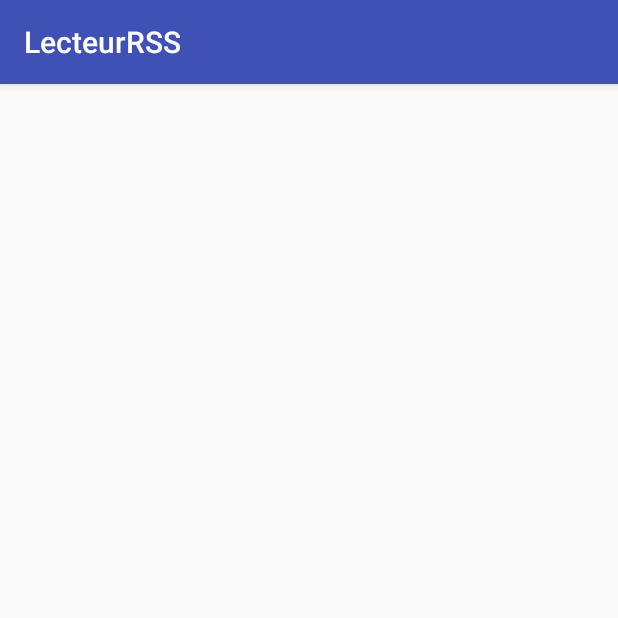
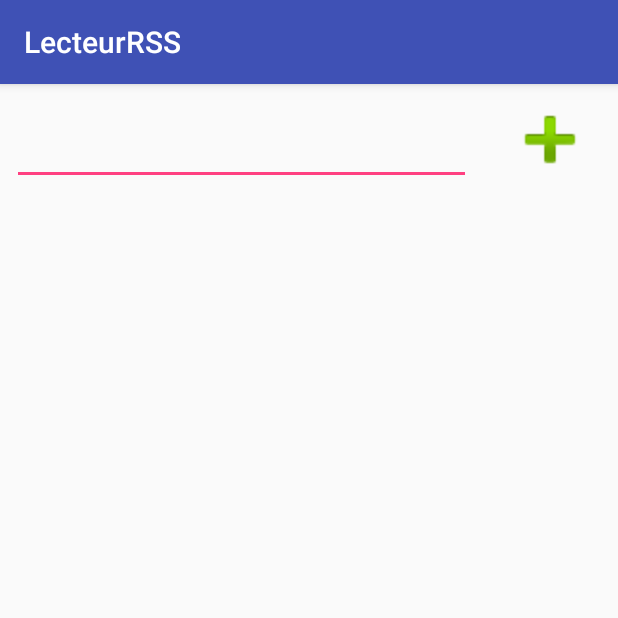
Before and after one commit to 420-GEP-HY/tp2-monsieur-sockhead, an Android app: the screen it shows after launch (MainActivity), on a phone screen of 412 x 824 dp, the top half of it. Run offline under Robolectric (Android 15) with nearby library versions, the phone set to English and light mode, and no system bars.

```diff
--- a/app/src/main/java/com/tp2/lecteurrss/MainActivity.java
+++ b/app/src/main/java/com/tp2/lecteurrss/MainActivity.java
@@ -1,13 +1,106 @@
 package com.tp2.lecteurrss;
 
+import android.content.Context;
 import android.support.v7.app.AppCompatActivity;
 import android.os.Bundle;
+import android.view.View;
+import android.widget.AdapterView;
+import android.widget.ArrayAdapter;
+import android.widget.Button;
+import android.widget.EditText;
+import android.widget.ListView;
+
+import org.xml.sax.SAXException;
+
+import java.io.FileInputStream;
+import java.io.FileNotFoundException;
+import java.io.FileOutputStream;
+import java.io.IOException;
+import java.io.ObjectInputStream;
+import java.io.ObjectOutputStream;
+import java.util.ArrayList;
+
+import javax.xml.parsers.ParserConfigurationException;
 
 public class MainActivity extends AppCompatActivity {
+
+    ArrayList<SiteRSS> mesDonnees;
+    ListView listView;
+    Button btnAjouter;
+    EditText txtUrl;
 
     @Override
     protected void onCreate(Bundle savedInstanceState) {
         super.onCreate(savedInstanceState);
         setContentView(R.layout.activity_main);
+
+        btnAjouter = findViewById(R.id.btnAddRSS);
+        listView = findViewById(R.id.lstView);
+        txtUrl = findViewById(R.id.txtUrl);
+
+        btnAjouter.setOnClickListener(new View.OnClickListener() {
+            @Override
+            public void onClick(View v) {
+               /* try {
+                    SiteRSS nouveauSite = new SiteRSS(txtUrl.getText().toString());
+                } catch (IOException e) {
+                    e.printStackTrace();
+                } catch (ParserConfigurationException e) {
+                    e.printStackTrace();
+                } catch (SAXException e) {
+                    e.printStackTrace();
+                }*/
+                //Ligne de test
+                SiteRSS nouveauSite = new SiteRSS(txtUrl.getText().toString(),10);
+
+                mesDonnees.add(nouveauSite);
+
+                updateAdapter();
+            }
+        });
+    }
+
+    @Override
+    protected void onResume() {
+        super.onResume();
+        ArrayList<SiteRSS>  mondata = new ArrayList<SiteRSS>();
+        mesDonnees = new ArrayList<SiteRSS>();
+        try {
+            FileInputStream fis = getApplicationContext().openFileInput("MesDonnees");
+            ObjectInputStream is = new ObjectInputStream(fis);
+            mondata = (ArrayList<SiteRSS>) is.readObject();
+            for(SiteRSS site:mondata){
+                mesDonnees.add(site);
+            }
+        } catch (FileNotFoundException e) {
+            e.printStackTrace();
+        } catch (IOException e) {
+            e.printStackTrace();
+        } catch (ClassNotFoundException e) {
+            e.printStackTrace();
+        }
+
+        updateAdapter();
+    }
+
+    @Override
+    protected void onPause() {
+        super.onPause();
+
+        try {
+            FileOutputStream fos = getApplicationContext().openFileOutput("MesDonnees", Context.MODE_PRIVATE);
+            ObjectOutputStream od = new ObjectOutputStream(fos);
+            od.writeObject(mesDonnees);
+        } catch (FileNotFoundException e) {
+            e.printStackTrace();
+        } catch (IOException e) {
+            e.printStackTrace();
+        }
+    }
+
+    private void updateAdapter(){
+        ArrayAdapter<SiteRSS> aa = new SiteRSSAdapter(this,0,mesDonnees);
+
+        listView.setAdapter(aa);
     }
 }
--- a/app/src/main/java/com/tp2/lecteurrss/MediaRSS.java
+++ b/app/src/main/java/com/tp2/lecteurrss/MediaRSS.java
@@ -1,6 +1,8 @@
 package com.tp2.lecteurrss;
 
-public class MediaRSS {
+import java.io.Serializable;
+
+public class MediaRSS implements Serializable{
     private String type;
 
     public String getType() {
--- a/app/src/main/res/layout/activity_main.xml
+++ b/app/src/main/res/layout/activity_main.xml
@@ -18,4 +18,26 @@
         app:layout_constraintEnd_toEndOf="parent"
         app:layout_constraintStart_toStartOf="parent"
         app:layout_constraintTop_toTopOf="parent" />
+
+    <EditText
+        android:id="@+id/txtUrl"
+        android:layout_width="306dp"
+        android:layout_height="67dp"
+        android:layout_marginStart="8dp"
+        android:ems="10"
+        android:inputType="textUri|textPersonName"
+        app:layout_constraintStart_toStartOf="parent"
+        app:layout_constraintTop_toTopOf="parent" />
+
+    <Button
+        android:id="@+id/btnAddRSS"
+        android:layout_width="61dp"
+        android:layout_height="58dp"
+        android:layout_marginEnd="1dp"
+        android:layout_marginStart="8dp"
+        android:layout_marginTop="8dp"
+        android:background="@android:drawable/ic_input_add"
+        app:layout_constraintEnd_toEndOf="parent"
+        app:layout_constraintStart_toEndOf="@+id/txtUrl"
+        app:layout_constraintTop_toTopOf="parent" />
 </android.support.constraint.ConstraintLayout>
--- a/app/src/main/res/layout/liste_nouvelles_layout.xml
+++ b/app/src/main/res/layout/liste_nouvelles_layout.xml
@@ -19,12 +19,12 @@
         <Button
             android:id="@+id/btnSupprimerNouvelle"
             android:layout_width="44dp"
-            android:layout_height="33dp"
+            android:layout_height="wrap_content"
             android:layout_alignParentEnd="true"
             android:layout_alignParentTop="true"
             android:layout_marginTop="11dp"
             android:layout_weight="1"
-            android:text="Button" />
+            android:background="@android:drawable/ic_delete" />
 
         <TextView
             android:id="@+id/titreNouvelle"
```
Also changed, not shown: app/src/main/java/com/tp2/lecteurrss/SiteRSS.java (+9 -2 lines), app/src/main/java/com/tp2/lecteurrss/SiteRSSAdapter.java (+10 -2 lines).
